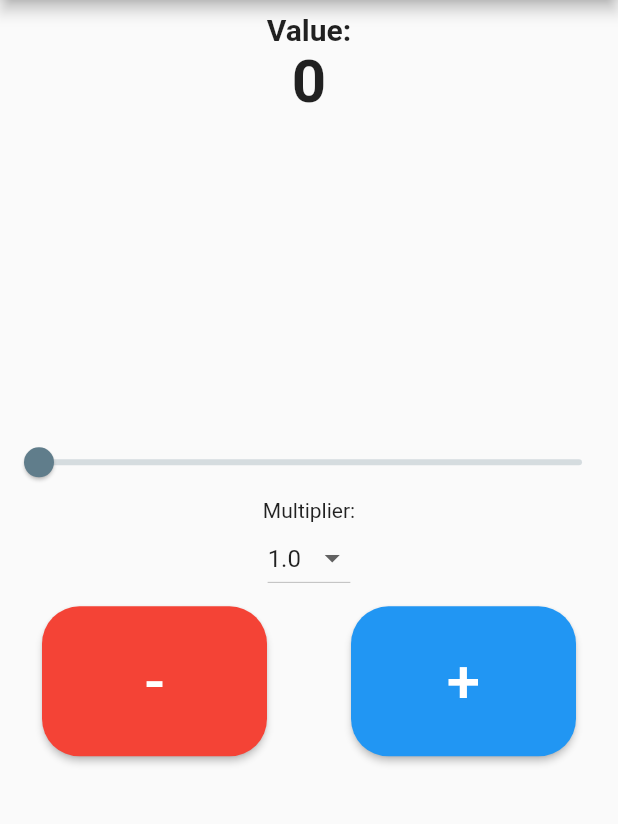
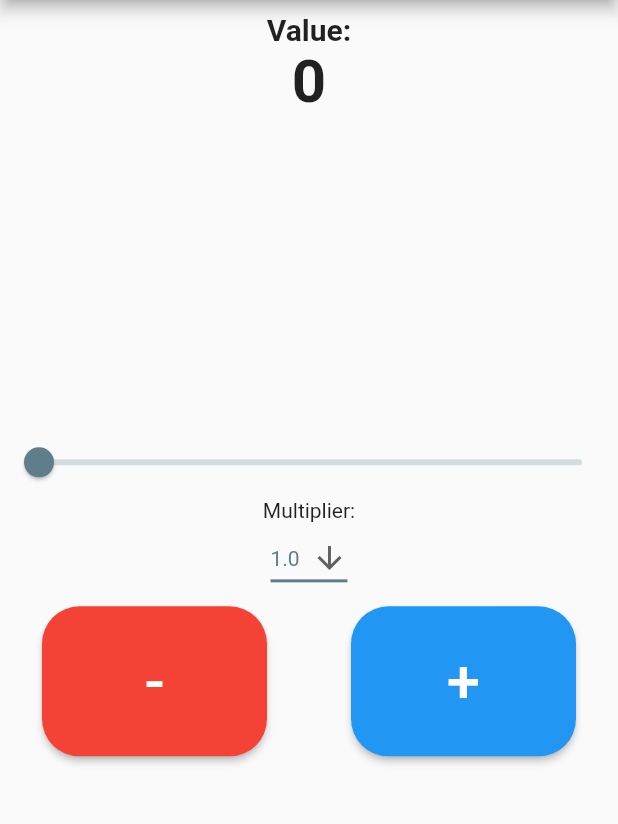
Before and after one commit to MattTheHobo/PoliFlutter2, a Flutter app: the ComboCount screen opened directly, on a phone screen of 412 x 824 dp, the part 84-908 px from its top. Run offline on Flutter 3.47's test engine with Material 2 defaults, Android fonts, the phone set to English and light mode, and no system bars.

Commit message:
DropDownButton style changed

```diff
--- a/poli_flutter2/lib/ComboCount.dart
+++ b/poli_flutter2/lib/ComboCount.dart
@@ -67,6 +67,13 @@ class _ComboCount extends State<ComboCount> {
                 const Text("Multiplier:"),
                 DropdownButton<double>(
                     value: _multiplier,
+                    icon: const Icon(Icons.arrow_downward),
+                    elevation: 16,
+                    style: const TextStyle(color: Colors.blueGrey),
+                    underline: Container(
+                      height: 2,
+                      color: Colors.blueGrey,
+                    ),
                     items: <double>[1.0, 2.0, 3.0, 4.0, 5.0, 6.0, 7.0, 8.0, 9.0, 10.0]
                         .map<DropdownMenuItem<double>>((double value) {
                       return DropdownMenuItem<double>(
```
